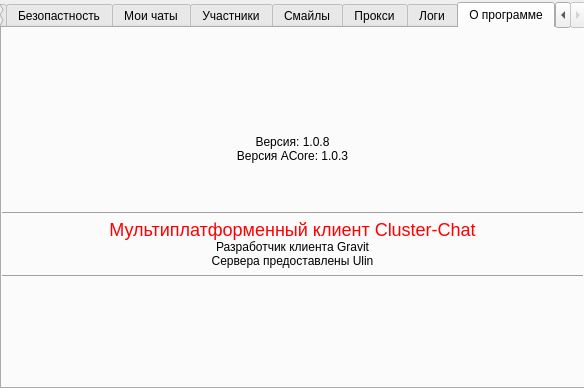
First picture: the form in ui/kabinet.ui, repository gravimine/qtchat, before the edit.
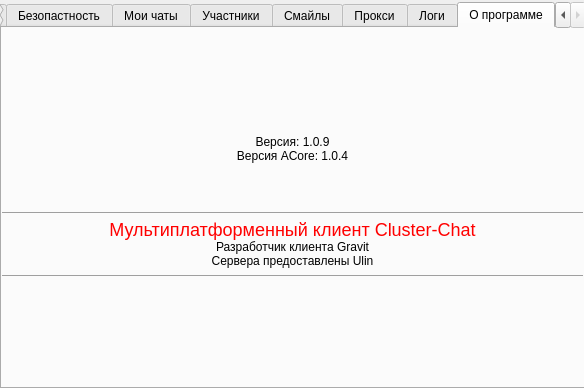
Second picture: the form after the edit.

Commit message:
Версия 1.0.9 ALSLib 1.0.4 1. (ВАЖНО)Добавлен звук в уведомления. Для инициализации аудио используется отдельный поток. 2. (ВАЖНО)Переход на ALSLib(Бывший ACore). Для работу нужно скачать ALSLib(из репозитория) и указать в cluchat.pro путь до .pri файлов. 3. Комманда /tcp-flood
ИЗМЕНЕНИЯ В ALSLIB ПУБЛИКУЮТСЯ ОТДЕЛЬНО!

```diff
--- a/ui/kabinet.ui
+++ b/ui/kabinet.ui
@@ -1072,7 +1072,7 @@
       </rect>
      </property>
      <property name="text">
-      <string>&lt;center&gt;Версия: 1.0.8&lt;br&gt;Версия ACore: 1.0.3&lt;br&gt;&lt;br&gt;&lt;br&gt;&lt;hr&gt;&lt;font color=red size=5&gt;Мультиплатформенный клиент Cluster-Chat&lt;/font&gt;&lt;br&gt;Разработчик клиента Gravit&lt;br&gt;Сервера предоставлены Ulin&lt;/font&gt;&lt;hr&gt;</string>
+      <string>&lt;center&gt;Версия: 1.0.9&lt;br&gt;Версия ACore: 1.0.4&lt;br&gt;&lt;br&gt;&lt;br&gt;&lt;hr&gt;&lt;font color=red size=5&gt;Мультиплатформенный клиент Cluster-Chat&lt;/font&gt;&lt;br&gt;Разработчик клиента Gravit&lt;br&gt;Сервера предоставлены Ulin&lt;/font&gt;&lt;hr&gt;</string>
      </property>
     </widget>
    </widget>
```
The commit also changes 23 other files.
